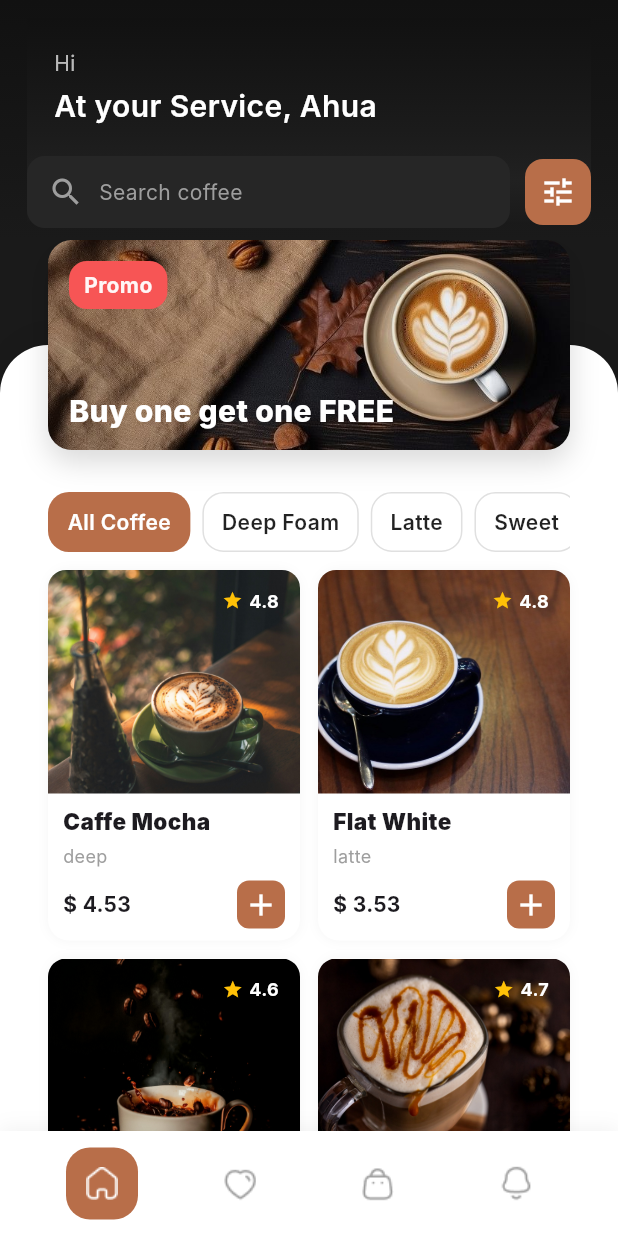
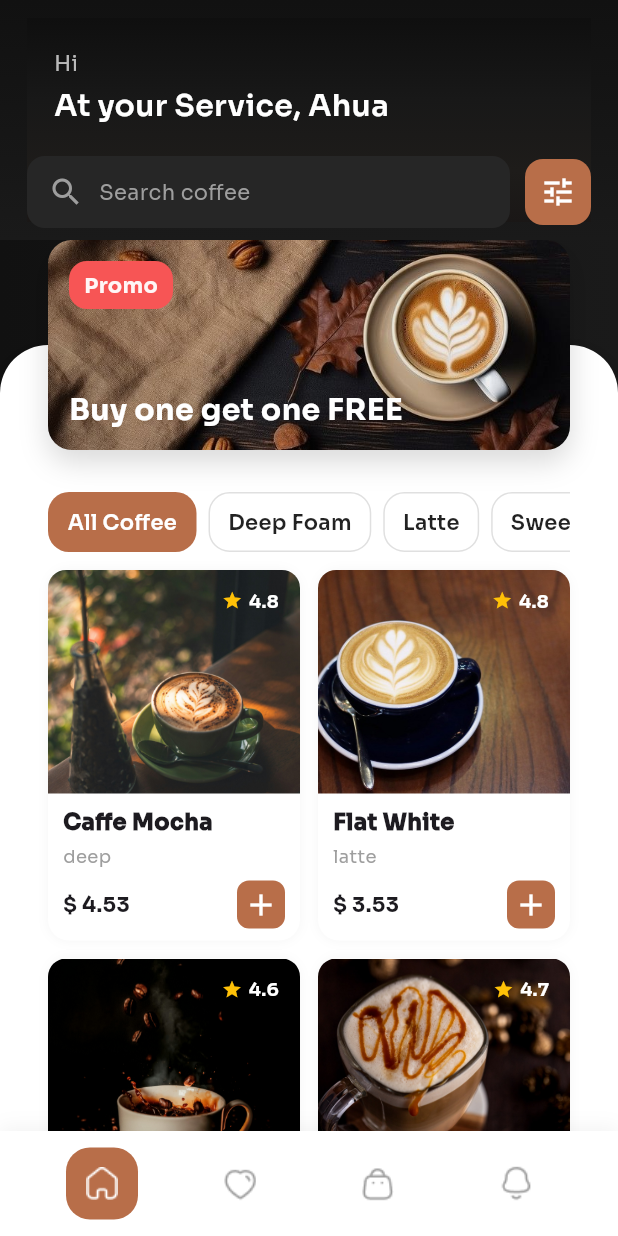
Before and after one commit to ahuaiqom/coffeeapps, a Flutter app: the screen it shows after launch, on a phone screen of 412 x 824 dp. Run offline on Flutter 3.47's test engine with Material 3 defaults, Android fonts, the phone set to English and light mode, and no system bars; Roboto replaces fonts that are missing (Inter).

Commit message:
- Add Sora Regular/Medium/SemiBold/Bold - Register weights 400/500/600/700

```diff
--- /dev/null
+++ b/lib/controllers/nav_visibility_controller.dart
@@ -0,0 +1,17 @@
+import 'package:flutter/rendering.dart' show ScrollDirection;
+import 'package:flutter/widgets.dart';
+
+class NavVisibilityController extends ChangeNotifier {
+  bool _show = true;
+  bool get show => _show;
+
+  // panggil ini dari NotificationListener
+  bool onScroll(UserScrollNotification n) {
+    if (n.direction == ScrollDirection.reverse && _show) {
+      _show = false; notifyListeners();
+    } else if (n.direction == ScrollDirection.forward && !_show) {
+      _show = true; notifyListeners();
+    }
+    return false; // biarkan notifikasi lanjut
+  }
+}
--- a/lib/main.dart
+++ b/lib/main.dart
@@ -1,12 +1,14 @@
 import 'package:flutter/material.dart';
 import 'package:provider/provider.dart';
+
+import 'controllers/home_controller.dart';
 import 'screens/home_screen.dart';
-import 'controllers/home_controller.dart';
+import 'theme/app_theme.dart';
 
 void main() {
   runApp(
     ChangeNotifierProvider(
-      create: (_) => HomeController()..init(), // siapkan state awal kalau perlu
+      create: (_) => HomeController()..init(),
       child: const CoffeeApp(),
     ),
   );
@@ -19,11 +21,9 @@ class CoffeeApp extends StatelessWidget {
   Widget build(BuildContext context) {
     return MaterialApp(
       title: 'Coffee',
-      theme: ThemeData(
-        fontFamily: 'Inter',
-        scaffoldBackgroundColor: Colors.white,
-        visualDensity: VisualDensity.adaptivePlatformDensity,
-      ),
+      theme: AppTheme.light,
+      darkTheme: AppTheme.dark,
+      themeMode: ThemeMode.light,
       home: const HomeScreen(),
       debugShowCheckedModeBanner: false,
     );
--- a/lib/screens/home_screen.dart
+++ b/lib/screens/home_screen.dart
@@ -1,175 +1,66 @@
 import 'package:flutter/material.dart';
-import 'package:flutter/rendering.dart' show ScrollDirection;
 import 'package:provider/provider.dart';
+import '../controllers/home_controller.dart';
+import '../controllers/nav_visibility_controller.dart';
+import '../widgets/bottom_navbar.dart';
+import '../widgets/home_appbar_sliver.dart';
+import '../widgets/promo_section.dart';
+import '../ui/dimens.dart';
 
-// Pastikan path impor ini sesuai dengan struktur proyek Anda
-import '../controllers/home_controller.dart';
-import '../widgets/bottom_navbar.dart';
-import '../widgets/category_filter.dart';
-import '../widgets/coffee_grid.dart';
-import '../widgets/home_header.dart';
-import '../widgets/promo_banner.dart';
-import '../widgets/search_bar.dart';
-
-class HomeScreen extends StatefulWidget {
+class HomeScreen extends StatelessWidget {
   const HomeScreen({super.key});
 
   @override
-  State<HomeScreen> createState() => _HomeScreenState();
-}
-
-class _HomeScreenState extends State<HomeScreen> {
-  // State untuk mengatur visibilitas bottom navigation bar
-  bool _showNav = true;
-
-  @override
   Widget build(BuildContext context) {
-    // Mengakses HomeController menggunakan Provider
-    final controller = context.watch<HomeController>();
-
-    // Kalkulasi dinamis untuk layout responsif berdasarkan lebar layar
-    const double bannerHeight = 140;
-    const double figmaBannerWidth = 327;
     final screenWidth = MediaQuery.of(context).size.width;
-    final horizontalPadding =
-        ((screenWidth - figmaBannerWidth) / 2).clamp(16.0, 32.0);
-
-    final whiteTopMargin = bannerHeight / 2; // = 70
+    final horizontal = Dimens.horizontalByScreen(screenWidth);
+    const whiteTopMargin = Dimens.bannerHeight / 2;
     final contentTopPadding = whiteTopMargin + 16;
 
-    // Padding bawah dinamis agar konten tidak tertutup oleh navbar
-    const double kNavHeight = 70; // Sesuaikan dengan tinggi BottomNavBar Anda
-    final double safeBottom = MediaQuery.of(context).padding.bottom;
-    final double bottomContentPadding =
-        _showNav ? (kNavHeight + safeBottom + 24) : 24;
+    return ChangeNotifierProvider(
+      create: (_) => NavVisibilityController(),
+      child: Consumer<NavVisibilityController>(
+        builder: (context, nav, _) {
+          final safeBottom = MediaQuery.of(context).padding.bottom;
+          final double bottomPadding = nav.show ? (Dimens.navHeight + safeBottom + 24.0) : 24.0;
 
           return Scaffold(
-      backgroundColor: const Color(0xFF1A1A1A),
+            backgroundColor: Colors.white,
             extendBody: true,
-      // Bottom navigation bar dengan animasi slide dan fade
+
             bottomNavigationBar: AnimatedSlide(
-        offset: Offset(0, _showNav ? 0 : 1),
+              offset: Offset(0, nav.show ? 0 : 1),
               duration: const Duration(milliseconds: 220),
               curve: Curves.easeOutCubic,
               child: AnimatedOpacity(
-          opacity: _showNav ? 1 : 0,
+                opacity: nav.show ? 1 : 0,
                 duration: const Duration(milliseconds: 180),
-          // SafeArea untuk menghindari area gesture sistem (misal: home bar di iPhone)
-          child: const SafeArea(
-            top: false,
-            child: BottomNavBar(),
-          ),
-        ),
-      ),
-      body: SafeArea(
-        bottom: false, // SafeArea untuk bagian bawah sudah di-handle oleh bottomNavigationBar
-        child: NotificationListener<UserScrollNotification>(
-          onNotification: (notification) {
-            // Logika untuk menyembunyikan/menampilkan navbar saat scroll
-            if (notification.direction == ScrollDirection.reverse && _showNav) {
-              setState(() => _showNav = false);
-            } else if (notification.direction == ScrollDirection.forward && !_showNav) {
-              setState(() => _showNav = true);
-            }
-            return true; // Mengizinkan notifikasi untuk terus "bubble up"
-          },
-          child: CustomScrollView(
-            slivers: [
-              // --- AppBar yang tetap di atas (pinned) ---
-              SliverAppBar(
-                pinned: true,
-                elevation: 0,
-                backgroundColor: Colors.transparent,
-                automaticallyImplyLeading: false,
-                toolbarHeight: 96,
-                flexibleSpace: Container(
-                  decoration: const BoxDecoration(
-                    gradient: LinearGradient(
-                      colors: [Color(0xFF111111), Color(0xFF1A1A1A)],
-                      begin: Alignment.topCenter,
-                      end: Alignment.bottomCenter,
-                    ),
-                  ),
-                  child: const Padding(
-                    padding: EdgeInsets.symmetric(horizontal: 18, vertical: 12),
-                    child: HomeHeader(),
-                  ),
-                ),
-                bottom: const PreferredSize(
-                  preferredSize: Size.fromHeight(64),
-                  child: SearchBarWidget(),
+                child: const SafeArea(top: false, child: BottomNavBar()),
               ),
             ),
 
-              // --- Konten utama: Banner promo dan panel putih ---
+            body: SafeArea(
+              bottom: false,
+              child: NotificationListener<UserScrollNotification>(
+                onNotification: (n) => context.read<NavVisibilityController>().onScroll(n),
+                child: CustomScrollView(
+                  slivers: [
+                    const HomeAppBarSliver(),
                     SliverToBoxAdapter(
-                child: Stack(
-                  clipBehavior: Clip.none,
-                  children: [
-                    // Panel putih sebagai background konten
-                    Container(
-                      margin: EdgeInsets.only(top: whiteTopMargin),
-                      width: double.infinity,
-                      decoration: BoxDecoration(
-                        color: Colors.white,
-                        borderRadius: const BorderRadius.only(
-                          topLeft: Radius.circular(32),
-                          topRight: Radius.circular(32),
+                      child: PromoSection(
+                        horizontal: horizontal,
+                        whiteTopMargin: whiteTopMargin,
+                        contentTopPadding: contentTopPadding,
+                        bottomPadding: bottomPadding,
                       ),
-                        boxShadow: [
-                          BoxShadow(
-                            color: Colors.black.withOpacity(0.10),
-                            blurRadius: 24,
-                            offset: const Offset(0, -6),
-                          ),
-                        ],
-                      ),
-                      child: Padding(
-                        padding: EdgeInsets.fromLTRB(
-                          horizontalPadding,
-                          contentTopPadding,
-                          horizontalPadding,
-                          18,
-                        ),
-                        child: Column(
-                          crossAxisAlignment: CrossAxisAlignment.start,
-                          children: [
-                            const SizedBox(height: 12),
-                            const CategoryFilterWidget(),
-                            const SizedBox(height: 12),
-                            // Grid produk kopi dengan padding bawah dinamis
-                            CoffeeGridWidget(
-                              bottomPadding: bottomContentPadding,
-                            ),
-                          ],
-                        ),
-                      ),
-                    ),
-
-                    // Banner promo yang "menggantung" di antara appbar dan panel putih
-                    Positioned(
-                      top: 0,
-                      left: horizontalPadding,
-                      right: horizontalPadding,
-                      child: SizedBox(
-                        height: bannerHeight,
-                        child: PromoBannerWidget(promo: controller.promo),
-                      ),
-                    ),
-                  ],
-                ),
-              ),
-
-              // Mengisi sisa viewport dengan warna putih agar tidak ada area hitam
-              // saat konten lebih pendek dari layar.
-              SliverFillRemaining(
-                hasScrollBody: false,
-                child: Container(color: Colors.white),
                     ),
                   ],
                 ),
               ),
             ),
           );
+        },
+      ),
+    );
   }
 }
--- /dev/null
+++ b/lib/theme/app_theme.dart
@@ -0,0 +1,43 @@
+import 'package:flutter/material.dart';
+import 'app_typography.dart';
+
+class AppTheme {
+  static ThemeData light = ThemeData(
+    useMaterial3: true,
+    // Set default family ke Sora juga (backup untuk komponen bawaan)
+    fontFamily: 'Sora',
+    brightness: Brightness.light,
+    scaffoldBackgroundColor: Colors.white,
+    textTheme: const TextTheme().apply( // biarkan kosong, kita pakai extension
+      displayColor: Colors.black,
+      bodyColor: Colors.black,
+    ),
+
+    // Komponen-komponen utama ikut font kita
+    appBarTheme: const AppBarTheme(
+      surfaceTintColor: Colors.transparent,
+      elevation: 0,
+      titleTextStyle: TextStyle(
+        fontFamily: 'Sora', fontWeight: FontWeight.w600, fontSize: 16, height: 1.5,
+      ),
+    ),
+    inputDecorationTheme: InputDecorationTheme(
+      hintStyle: const TextStyle(
+        fontFamily: 'Sora', fontWeight: FontWeight.w400, fontSize: 14, height: 1.5,
+      ).copyWith(color: Colors.white.withOpacity(0.6)),
+    ),
+
+    // Tambahkan token tipografi kita
+    extensions: <ThemeExtension<dynamic>>[
+      AppTypography.sora(Colors.black), // untuk layar terang
+    ],
+  );
+
+  static ThemeData dark = light.copyWith(
+    brightness: Brightness.dark,
+    scaffoldBackgroundColor: const Color(0xFF121212),
+    extensions: <ThemeExtension<dynamic>>[
+      AppTypography.sora(Colors.white), // untuk teks di header gelap
+    ],
+  );
+}
--- /dev/null
+++ b/lib/theme/app_typography.dart
@@ -0,0 +1,55 @@
+import 'package:flutter/material.dart';
+
+/// Token tipografi sesuai Figma (Sora, line-height ~150%, letterSpacing 0)
+class AppTypography extends ThemeExtension<AppTypography> {
+  final TextStyle titleL;   // contoh: 20/SemiBold
+  final TextStyle labelM;   // contoh: 14/SemiBold
+  final TextStyle bodyM;    // contoh: 14/Regular
+  final TextStyle bodyS;    // contoh: 12/Regular
+
+  const AppTypography({
+    required this.titleL,
+    required this.labelM,
+    required this.bodyM,
+    required this.bodyS,
+  });
+
+  factory AppTypography.sora(Color color) {
+    const family = 'Sora';
+    return AppTypography(
+      titleL: const TextStyle(
+        fontFamily: family, fontSize: 20, fontWeight: FontWeight.w600, height: 1.5, letterSpacing: 0.0,
+      ).copyWith(color: color),
+      labelM: const TextStyle(
+        fontFamily: family, fontSize: 14, fontWeight: FontWeight.w600, height: 1.5, letterSpacing: 0.0,
+      ).copyWith(color: color),
+      bodyM: const TextStyle(
+        fontFamily: family, fontSize: 14, fontWeight: FontWeight.w400, height: 1.5, letterSpacing: 0.0,
+      ).copyWith(color: color),
+      bodyS: const TextStyle(
+        fontFamily: family, fontSize: 12, fontWeight: FontWeight.w400, height: 1.5, letterSpacing: 0.0,
+      ).copyWith(color: color),
+    );
+  }
+
+  @override
+  AppTypography copyWith({TextStyle? titleL, labelM, bodyM, bodyS}) {
+    return AppTypography(
+      titleL: titleL ?? this.titleL,
+      labelM: labelM ?? this.labelM,
+      bodyM: bodyM ?? this.bodyM,
+      bodyS: bodyS ?? this.bodyS,
+    );
+  }
+
+  @override
+  AppTypography lerp(ThemeExtension<AppTypography>? other, double t) {
+    if (other is! AppTypography) return this;
+    return AppTypography(
+      titleL: TextStyle.lerp(titleL, other.titleL, t)!,
+      labelM: TextStyle.lerp(labelM, other.labelM, t)!,
+      bodyM: TextStyle.lerp(bodyM, other.bodyM, t)!,
+      bodyS: TextStyle.lerp(bodyS, other.bodyS, t)!,
+    );
+    }
+}
--- /dev/null
+++ b/lib/ui/dimens.dart
@@ -0,0 +1,13 @@
+import 'package:flutter/widgets.dart';
+
+class Dimens {
+  static const double bannerHeight = 140;
+  static const double figmaBannerWidth = 327;
+  static const double navHeight = 70;
+
+  static EdgeInsets contentPadding(double horizontal, double top, {double bottom = 18}) =>
+      EdgeInsets.fromLTRB(horizontal, top, horizontal, bottom);
+
+  static double horizontalByScreen(double screenWidth) =>
+      ((screenWidth - figmaBannerWidth) / 2).clamp(16.0, 32.0);
+}
--- a/lib/widgets/bottom_navbar.dart
+++ b/lib/widgets/bottom_navbar.dart
@@ -57,7 +57,6 @@ class _NavItem extends StatelessWidget {
   const _NavItem({
     required this.iconPath,
     this.active = false,
-    super.key,
   });
 
   @override
--- /dev/null
+++ b/lib/widgets/home_appbar_sliver.dart
@@ -0,0 +1,35 @@
+import 'package:flutter/material.dart';
+import 'home_header.dart';
+import 'search_bar.dart';
+
+class HomeAppBarSliver extends StatelessWidget {
+  const HomeAppBarSliver({super.key});
+
+  @override
+  Widget build(BuildContext context) {
+    return SliverAppBar(
+      pinned: true,
+      elevation: 0,
+      backgroundColor: Colors.transparent,
+      automaticallyImplyLeading: false,
+      toolbarHeight: 96,
+      flexibleSpace: Container(
+        decoration: const BoxDecoration(
+          gradient: LinearGradient(
+            colors: [Color(0xFF111111), Color(0xFF1A1A1A)],
+            begin: Alignment.topCenter,
+            end: Alignment.bottomCenter,
+          ),
+        ),
+        child: const Padding(
+          padding: EdgeInsets.symmetric(horizontal: 18, vertical: 12),
+          child: HomeHeader(),
+        ),
+      ),
+      bottom: const PreferredSize(
+        preferredSize: Size.fromHeight(64),
+        child: SearchBarWidget(),
+      ),
+    );
+  }
+}
--- a/lib/widgets/home_header.dart
+++ b/lib/widgets/home_header.dart
@@ -10,12 +10,12 @@ class HomeHeader extends StatelessWidget {
       decoration: const BoxDecoration(
         gradient: LinearGradient(
           colors: [
-      Color(0xFF111111), // 0%
-      Color(0xFF1B1B1B), // 55%
-      Color(0xFF212121), // 80%
-      Color(0xFF1A1A1A), // 100%
+      Color(0xFF0F0F0F), // 0% - sedikit lebih lembut dari #111111
+      Color(0xFF181818), // 40% - transisi lembut
+      Color(0xFF1E1C1A), // 75% - warm brownish tone
+      Color(0xFF1A1716), // 100% - lembut di bawah
     ],
-    stops: [0.0, 0.55, 0.80, 1.0],
+    stops: [0.0, 0.4, 0.75, 1.0],
     begin: Alignment.topCenter,
     end: Alignment.bottomCenter,
         ),
--- /dev/null
+++ b/lib/widgets/promo_section.dart
@@ -0,0 +1,90 @@
+import 'package:flutter/material.dart';
+import 'package:provider/provider.dart';
+import '../controllers/home_controller.dart';
+import 'category_filter.dart';
+import 'coffee_grid.dart';
+import 'promo_banner.dart';
+
+class PromoSection extends StatelessWidget {
+  const PromoSection({
+    super.key,
+    required this.horizontal,
+    required this.whiteTopMargin,
+    required this.contentTopPadding,
+    required this.bottomPadding,
+  });
+
+  final double horizontal;
+  final double whiteTopMargin;
+  final double contentTopPadding;
+  final double bottomPadding;
+
+  @override
+  Widget build(BuildContext context) {
+    final controller = context.watch<HomeController>();
+
+    return Stack(
+      clipBehavior: Clip.none,
+      children: [
+        // 🔹 Tambah lapisan latar hitam di belakang banner
+        Container(
+          height: whiteTopMargin + 40, // sedikit di bawah banner
+          decoration: const BoxDecoration(
+            gradient: LinearGradient(
+              colors: [Color(0xFF111111), Color(0xFF1A1A1A)],
+
+            ),
+          ),
+        ),
+
+        // 🔹 Panel putih konten utama
+        Container(
+          margin: EdgeInsets.only(top: whiteTopMargin),
+          width: double.infinity,
+          decoration: BoxDecoration(
+            color: Colors.white,
+            borderRadius: const BorderRadius.only(
+              topLeft: Radius.circular(32),
+              topRight: Radius.circular(32),
+            ),
+            boxShadow: [
+              BoxShadow(
+                color: Colors.black.withOpacity(0.25),
+                blurRadius: 10,
+              offset: Offset(0, 4),
+              ),
+            ],
+          ),
+          child: Padding(
+            padding: EdgeInsets.fromLTRB(
+              horizontal,
+              contentTopPadding,
+              horizontal,
+              18,
+            ),
+            child: Column(
+              crossAxisAlignment: CrossAxisAlignment.start,
+              children: [
+                const SizedBox(height: 12),
+                const CategoryFilterWidget(),
+                const SizedBox(height: 12),
+                CoffeeGridWidget(bottomPadding: bottomPadding),
+              ],
+            ),
+          ),
+        ),
+
+        // 🔹 Banner promo tetap “menggantung” di batas hitam–putih
+        Positioned(
+          top: 0,
+          left: horizontal,
+          right: horizontal,
+          child: SizedBox(
+            height: 140,
+            child: PromoBannerWidget(promo: controller.promo),
+          ),
+        ),
+      ],
+    );
+  }
+}
```
Lines whose indentation alone changed are shown as unchanged.
